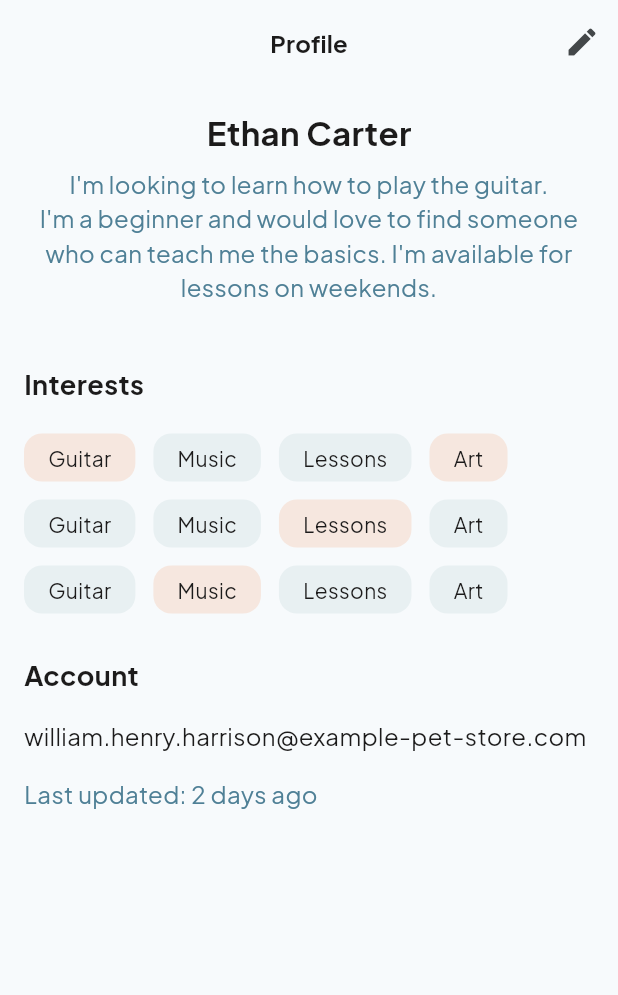
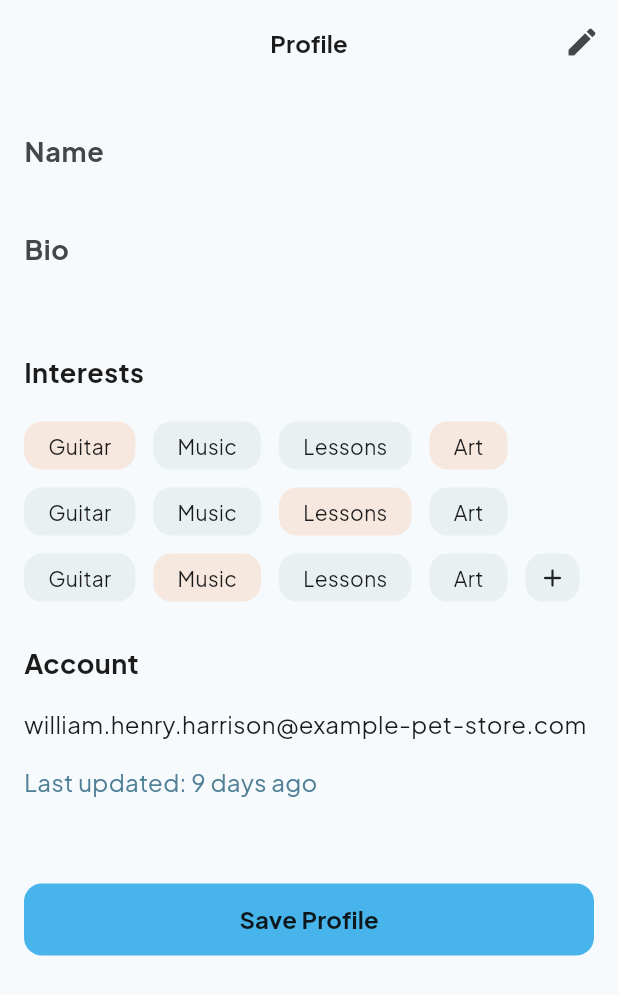
Before and after one commit to MoaazAtik/Reach-Skills, a Flutter app: the screen it shows after launch, after a tap on the "edit" icon, on a phone screen of 412 x 824 dp. Shown: the top 995 px of the screen. Run offline on Flutter 3.47's test engine with Material 3 defaults, Android fonts, the phone set to English and light mode, and no system bars; our stand-ins replace cloud_firestore, firebase_auth, firebase_core, go_router; missing offline and left inert: firebase_ui_auth, firebase_ui_localizations; accounts and stored records are empty.

Commit message:
feat: Implementing Profile Edit Functionality
This commit introduces the ability to edit user profiles (not fully implemented yet).

- **Styles:**
    - Added `hintColor` and `hintTextStyle`.
    - Introduced `rsInputDecoration` for consistent `TextFormField` styling.
- **Utils:**
    - Added `textValidator` function for basic non-empty string validation.

```diff
--- a/lib/core/constants/strings.dart
+++ b/lib/core/constants/strings.dart
@@ -71,6 +71,8 @@ abstract class Str {
   static const name = 'Name';
   static const required = 'Required';
   static const bio = 'Bio';
+  static const nameHint = 'Enter your name...';
+  static const bioHint = 'Write a short bio about yourself...';
   static const skillsInputDescription = 'Skills (comma-separated)';
   static const wishesInputDescription = 'Wishes (comma-separated)';
   static const email = 'Email';
--- a/lib/core/routing/routing.dart
+++ b/lib/core/routing/routing.dart
@@ -13,6 +13,7 @@ import '../../features/common/widgets/navigation_shell_scaffold.dart';
 import '../../features/common/widgets/scaffold_app_bar.dart';
 import '../../features/explore/ui/explore_body.dart';
 import '../../features/profile/ui/profile_body.dart';
+import '../../features/profile/ui/profile_viewmodel.dart';
 import '../constants/strings.dart';
 import '../theme/styles.dart';
 
@@ -114,11 +115,14 @@ final router = GoRouter(
       name: Str.profileScreenRouteName,
       path: Str.profileScreenRoutePath,
       builder: (BuildContext context, GoRouterState state) {
+        VoidCallback toggleEdit = context.read<ProfileViewModel>().toggleEdit;
+
         return ScaffoldAppBar(
           body: ProfileBody(),
           appBarTitle: Str.profileScreenTitle,
           isLoggedIn: context.watch<AuthViewModel>().isLoggedIn,
           appBarEditAction: true,
+          onTapEdit: toggleEdit,
         );
       },
     ),
--- a/lib/core/theme/styles.dart
+++ b/lib/core/theme/styles.dart
@@ -59,6 +59,8 @@ abstract class Styles {
 
   static const rsDefaultSurfaceColor = Color(0xfff7fafc); // bluish from Stitch
 
+  static const hintColor = Colors.blueGrey;
+
   /// Styles
 
   static const interestDetailsTitleTextStyle = TextStyle(
@@ -101,4 +103,22 @@ abstract class Styles {
     fontSize: fontSizeButton,
     fontWeight: FontWeight.bold,
   );
+
+  static const TextStyle hintTextStyle = TextStyle(
+    fontSize: Styles.fontSizeChip,
+    color: hintColor,
+  );
+
+  static InputDecoration rsInputDecoration({
+    required String? label,
+    required String? hint,
+  }) {
+    return InputDecoration(
+      labelText: label,
+      labelStyle: Styles.interestDetailsSectionTitleTextStyle,
+      border: InputBorder.none,
+      hintText: hint,
+      hintStyle: hintTextStyle,
+    );
+  }
 }
--- a/lib/core/utils/utils.dart
+++ b/lib/core/utils/utils.dart
@@ -1,5 +1,6 @@
 import 'package:flutter/material.dart';
 
+import '../constants/strings.dart';
 import '../theme/styles.dart';
 
 bool checkLargeScreen(BuildContext context) {
@@ -50,3 +51,7 @@ extension StringExtensions on String {
     return split(' ').map((word) => word.xToSentenceCase()).join(' ');
   }
 }
+
+String? textValidator(String? value) {
+  return value == null || value.isEmpty ? Str.required : null;
+}
--- a/lib/features/common/widgets/scaffold_app_bar.dart
+++ b/lib/features/common/widgets/scaffold_app_bar.dart
@@ -11,12 +11,14 @@ class ScaffoldAppBar extends StatelessWidget {
     required this.appBarTitle,
     required this.isLoggedIn,
     this.appBarEditAction = false,
+    this.onTapEdit,
   });
 
   final Widget body;
   final String appBarTitle;
   final bool isLoggedIn;
   final bool appBarEditAction;
+  final VoidCallback? onTapEdit;
 
   @override
   Widget build(BuildContext context) {
@@ -30,9 +32,7 @@ class ScaffoldAppBar extends StatelessWidget {
           if (appBarEditAction)
             IconButton(
               icon: Icon(Icons.edit),
-              onPressed: () {
-                print('Edit button pressed');
-              },
+              onPressed: onTapEdit,
             ),
         ],
       ),
--- a/lib/features/profile/ui/profile_body.dart
+++ b/lib/features/profile/ui/profile_body.dart
@@ -1,9 +1,14 @@
 import 'package:flutter/material.dart';
+import 'package:provider/provider.dart';
 import 'package:reach_skills/core/utils/utils.dart';
+import 'package:reach_skills/features/profile/ui/profile_viewmodel.dart';
 
 import '../../../core/constants/strings.dart';
 import '../../../core/theme/styles.dart';
+import '../../common/data/interest_model.dart';
+import '../../common/widgets/interest_details.dart';
 import '../../common/widgets/rs_chip.dart';
+import '../domain/profile_model.dart';
 
 class ProfileBody extends StatefulWidget {
   const ProfileBody({super.key});
@@ -13,8 +18,22 @@ class ProfileBody extends StatefulWidget {
 }
 
 class _ProfileBodyState extends State<ProfileBody> {
+  final _formKey = GlobalKey<FormState>(debugLabel: '_ProfileBodyState');
+  late TextEditingController _nameController;
+  late TextEditingController _bioController;
+
+  // late TextEditingController _interestsController;
+
   @override
   Widget build(BuildContext context) {
+    final profileViewModel = context.watch<ProfileViewModel>();
+    bool isEditing = profileViewModel.isEditing;
+    _nameController = TextEditingController(
+      text: profileViewModel.profile?.name,
+    );
+    _bioController = TextEditingController(text: profileViewModel.profile?.bio);
+    // _interestsController = TextEditingController(text: profileViewModel.profile?.interests);
+
     return SingleChildScrollView(
       child: Padding(
         padding: const EdgeInsets.all(Styles.paddingMedium),
@@ -23,15 +42,38 @@ class _ProfileBodyState extends State<ProfileBody> {
           children: [
             Column(
               children: [
+                if (!isEditing)
                   Text(
                     Str.mockUserName,
+                    // _nameController.text,
                     style: Styles.interestDetailsTitleTextStyle,
                   ),
+                if (isEditing)
+                  TextFormField(
+                    controller: _nameController,
+                    decoration: Styles.rsInputDecoration(
+                      label: Str.name,
+                      hint: Str.nameHint,
+                    ),
+                    validator: textValidator,
+                  ),
                 SizedBox(height: 8),
+                if (!isEditing)
                   Text(
                     Str.mockInterestDescription,
+                    // _bioController.text,
                     textAlign: TextAlign.center,
                     style: Styles.interestDetailsUserTextStyle,
+                  ),
+                if (isEditing)
+                  TextFormField(
+                    controller: _bioController,
+                    decoration: Styles.rsInputDecoration(
+                      label: Str.bio,
+                      hint: Str.bioHint,
+                    ),
+                    maxLines: 5,
+                    minLines: 1,
                   ),
               ],
             ),
@@ -44,20 +86,7 @@ class _ProfileBodyState extends State<ProfileBody> {
             Wrap(
               spacing: Styles.spacingMedium,
               runSpacing: Styles.spacingMedium,
-              children: List.generate(Str.mockTags.length * 3, (index) {
-                return RsChip(
-                  chipColor:
-                      index % 3 == 0
-                          ? Styles.wishChipBackgroundColor
-                          : Styles.skillChipBackgroundColor,
-                  children: [
-                    Text(
-                      Str.mockTags[index % Str.mockTags.length],
-                      style: Styles.interestChipTextStyle,
-                    ),
-                  ],
-                );
-              }),
+              children: _buildInterestsChips(interests: Str.mockTags),
             ),
             SizedBox(height: 28),
             Text(
@@ -71,12 +100,88 @@ class _ProfileBodyState extends State<ProfileBody> {
             ),
             SizedBox(height: 16),
             Text(
-              '${Str.lastUpdated}: ${calculateDaysDifferenceAndFormat(DateTime(2025, 7, 8))}',
+              '${Str.lastUpdated}: ${calculateDaysDifferenceAndFormat(DateTime(2025, 7, 1))}',
               style: Styles.interestDetailsUserTextStyle,
+            ),
+
+            SizedBox(height: 56),
+            if (isEditing)
+              FilledButton(
+                onPressed: () {},
+                child: Text(
+                  Str.saveProfile,
+                  style: Styles.rsFilledButtonTextStyle,
+                ),
               ),
           ],
         ),
       ),
     );
   }
+
+  @override
+  void dispose() {
+    _nameController.dispose();
+    _bioController.dispose();
+    // _interestsController.dispose();
+    super.dispose();
   }
+
+  List<Widget> _buildInterestsChips({required List<String> interests}) {
+    final chips = List.generate(interests.length * 3, (index) {
+      return RsChip(
+        // onTap: () => _onTapInterest(null),
+        chipColor:
+            index % 3 == 0
+                ? Styles.wishChipBackgroundColor
+                : Styles.skillChipBackgroundColor,
+        children: [
+          Text(
+            interests[index % interests.length],
+            style: Styles.interestChipTextStyle,
+          ),
+        ],
+      );
+    });
+
+    // Add add button to the end of the list
+    chips.insert(
+      chips.length,
+      RsChip(
+        onTap: () => _onTapAdd,
+        paddingRight: Styles.paddingSmall,
+        paddingLeft: Styles.paddingSmall,
+        children: [Icon(Icons.add_rounded, size: 20)],
+      ),
+    );
+
+    return chips;
+  }
+
+  void _onTapAdd() {
+    // showAdaptiveDialog(context: context, builder: (context) {
+    //   return Dialog(
+    //     shape: RoundedRectangleBorder(
+    //       borderRadius: BorderRadius.circular(Styles.borderRadius),
+    //     ),
+    //     backgroundColor: Styles.rsDefaultSurfaceColor,
+    //     child: InterestDetails(isOwner: true, interest: null),
+    //   );
+    // });
+  }
+
+  void _onTapInterest(InterestModel interest) {
+    showAdaptiveDialog(
+      context: context,
+      builder: (context) {
+        return Dialog(
+          shape: RoundedRectangleBorder(
+            borderRadius: BorderRadius.circular(Styles.borderRadius),
+          ),
+          backgroundColor: Styles.rsDefaultSurfaceColor,
+          child: InterestDetails(isOwner: true, interest: interest),
+        );
+      },
+    );
+  }
+}
--- a/lib/features/profile/ui/profile_viewmodel.dart
+++ b/lib/features/profile/ui/profile_viewmodel.dart
@@ -16,6 +16,7 @@ class ProfileViewModel extends ChangeNotifier {
   final ProfileRepository _profileRepository;
 
   bool loading = true;
+  bool isEditing = false;
   String? uid;
   String? email;
   ProfileModel? profile;
@@ -33,6 +34,11 @@ class ProfileViewModel extends ChangeNotifier {
       loading = false;
       notifyListeners();
     }
+  }
+
+  void toggleEdit() {
+    isEditing = !isEditing;
+    notifyListeners();
   }
 
   Future<String> updateProfile(ProfileModel newProfile) async {
```
Lines whose indentation alone changed are shown as unchanged.
